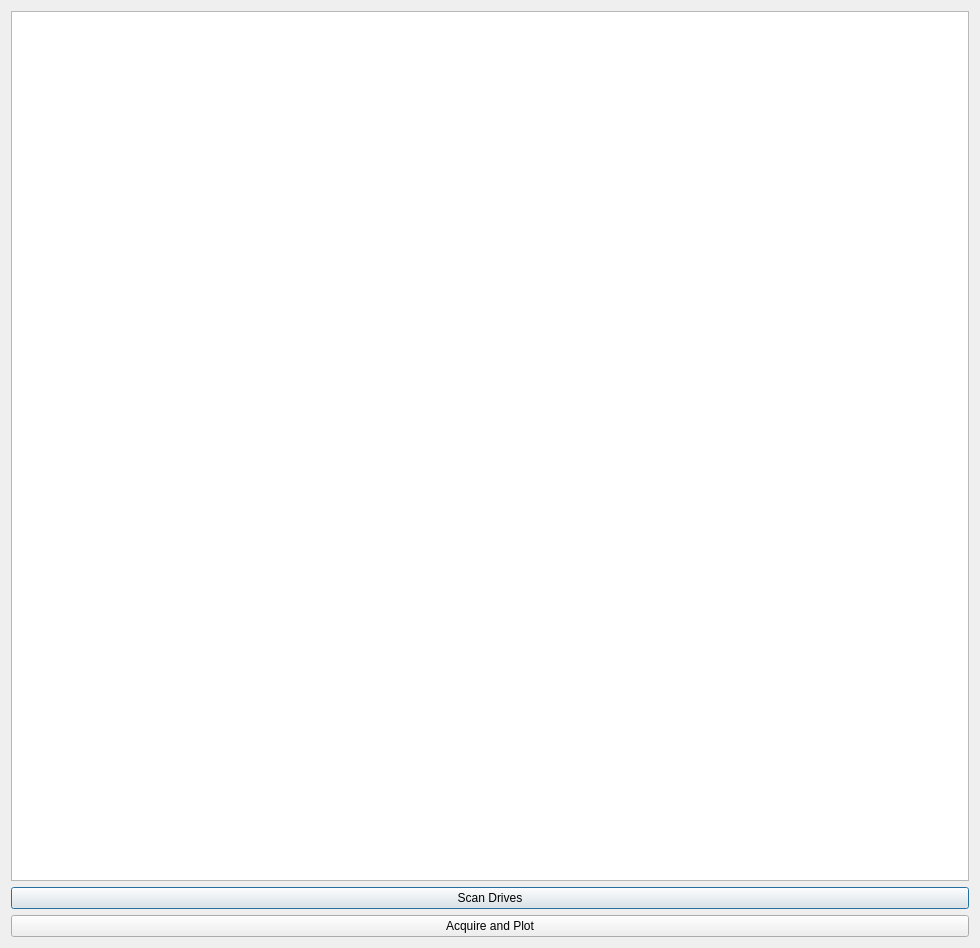
edemonpore/RTDAQ-32bit, file RTDAQ-32bitui.ui: the form before one commit.
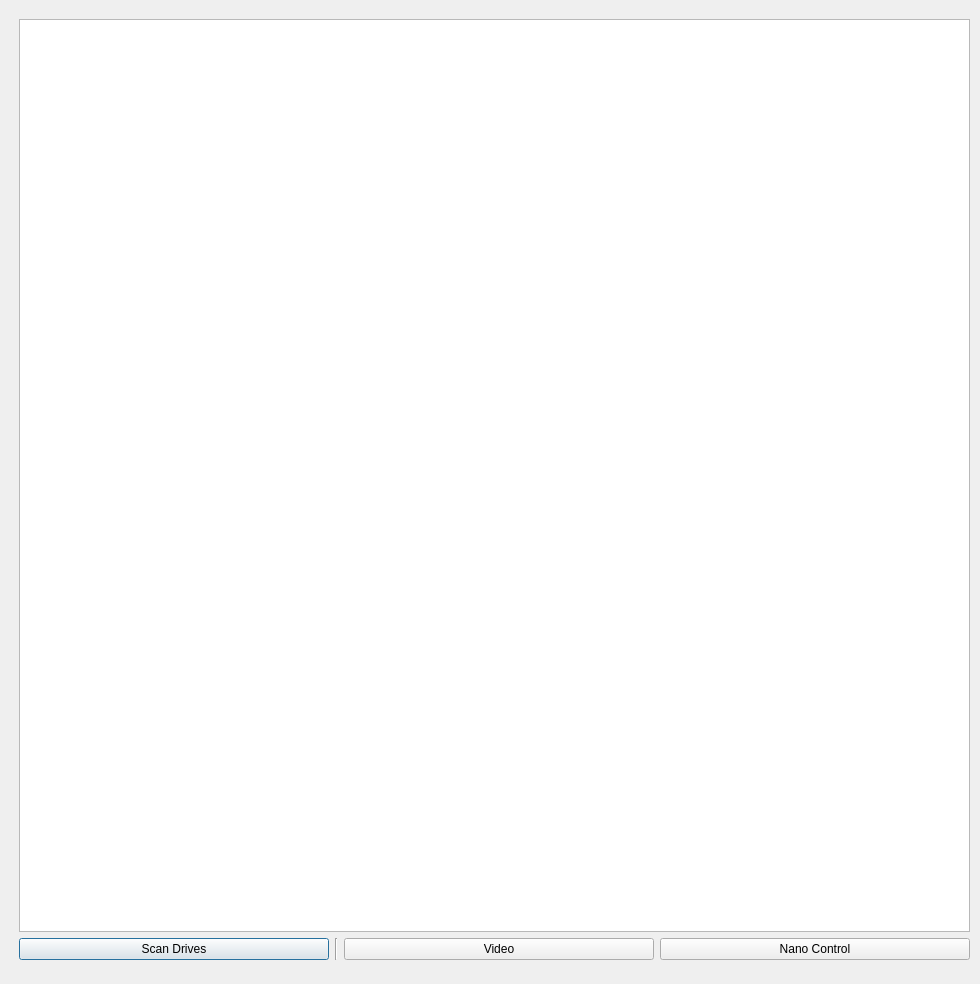
The form after the commit.

What changed in the file:
```diff
--- a/RTDAQ-32bitui.ui
+++ b/RTDAQ-32bitui.ui
@@ -7,17 +7,28 @@
     <x>0</x>
     <y>0</y>
     <width>980</width>
-    <height>948</height>
+    <height>984</height>
    </rect>
   </property>
   <property name="windowTitle">
    <string>RTDAQ</string>
   </property>
+  <widget class="QWidget" name="layoutWidget">
+   <property name="geometry">
+    <rect>
+     <x>19</x>
+     <y>19</y>
+     <width>951</width>
+     <height>941</height>
+    </rect>
+   </property>
   <layout class="QVBoxLayout" name="verticalLayout">
    <item>
     <widget class="QListWidget" name="lPorts"/>
    </item>
    <item>
+     <layout class="QHBoxLayout" name="horizontalLayout">
+      <item>
     <widget class="QPushButton" name="bGetPorts">
      <property name="text">
       <string>Scan Drives</string>
@@ -25,13 +36,30 @@
     </widget>
    </item>
    <item>
-    <widget class="QPushButton" name="bAcquire">
+       <widget class="Line" name="line">
+        <property name="orientation">
+         <enum>Qt::Vertical</enum>
+        </property>
+       </widget>
+      </item>
+      <item>
+       <widget class="QPushButton" name="bVideo">
      <property name="text">
-      <string>Acquire and Plot</string>
+         <string>Video</string>
      </property>
     </widget>
    </item>
-  </layout>
+      <item>
+       <widget class="QPushButton" name="bNanoControl">
+        <property name="text">
+         <string>Nano Control</string>
+        </property>
+       </widget>
+      </item>
+     </layout>
+    </item>
+   </layout>
+  </widget>
  </widget>
  <resources/>
  <connections/>
```
Lines whose indentation alone changed are shown as unchanged.
